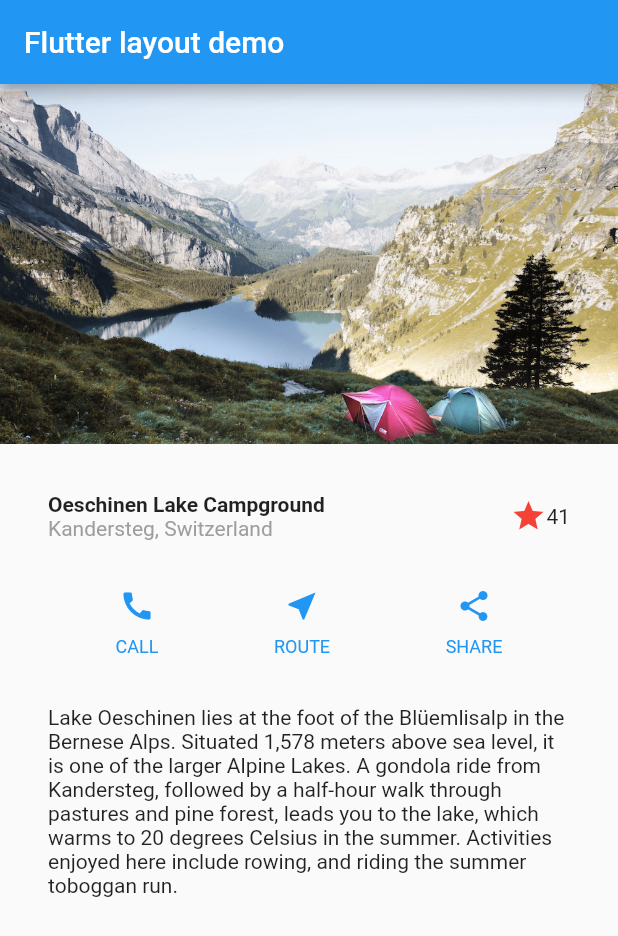
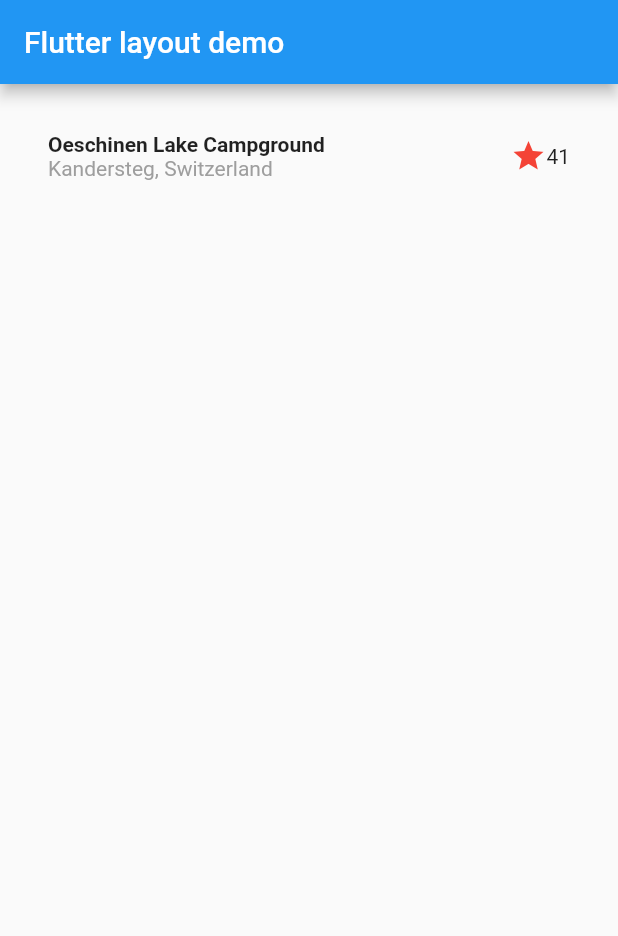
Before and after one commit to jenalalfianta/building_layouts, a Flutter app: the screen it shows after launch, on a phone screen of 412 x 824 dp. Shown: the top 936 px of the screen. Run offline on Flutter 3.47's test engine with Material 2 defaults, Android fonts, the phone set to English and light mode, and no system bars.

Commit message:
Revert "penambahan gambar, tutorial selesai"
This reverts commit 6e102351fe14ec73d8a38ec565cfff2f2b02b33e.

```diff
--- a/lib/main.dart
+++ b/lib/main.dart
@@ -14,18 +14,6 @@ class MyApp extends StatefulWidget {
 class _MyAppState extends State<MyApp> {
   @override
   Widget build(BuildContext context) {
-
-    Color color = Theme.of(context).primaryColor;
-
-    Widget buttonSection = Row(
-      mainAxisAlignment: MainAxisAlignment.spaceEvenly,
-      children: [
-        _buildButtonColumn(color, Icons.call, 'CALL'),
-        _buildButtonColumn(color, Icons.near_me, 'ROUTE'),
-        _buildButtonColumn(color, Icons.share, 'SHARE')
-      ],
-    );
-
     return MaterialApp(
       home: Scaffold(
         appBar: AppBar(
@@ -33,15 +21,7 @@ class _MyAppState extends State<MyApp> {
         ),
         body: Column(
           children: [
-            Image.asset(
-              'images/lake.jpg',
-              width: 600,
-              height: 240,
-              fit: BoxFit.cover
-            ),
-            titleSection,
-            buttonSection,
-            textSection
+            titleSection
           ],
         ),
       ),
@@ -91,16 +71,3 @@ Column _buildButtonColumn(Color color, IconData icon, String label){
     ],
   );
 }
-
-Widget textSection = Padding(
-  padding: EdgeInsets.all(32),
-  child:Text(
-    'Lake Oeschinen lies at the foot of the Blüemlisalp in the Bernese '
-    'Alps. Situated 1,578 meters above sea level, it is one of the '
-    'larger Alpine Lakes. A gondola ride from Kandersteg, followed by a '
-    'half-hour walk through pastures and pine forest, leads you to the '
-    'lake, which warms to 20 degrees Celsius in the summer. Activities '
-    'enjoyed here include rowing, and riding the summer toboggan run.',
-    softWrap: true,
-  ),
-);
--- a/pubspec.yaml
+++ b/pubspec.yaml
@@ -58,8 +58,9 @@ flutter:
   uses-material-design: true
 
   # To add assets to your application, add an assets section, like this:
-  assets:
-    - images/lake.jpg
+  # assets:
+  #   - images/a_dot_burr.jpeg
+  #   - images/a_dot_ham.jpeg
 
   # An image asset can refer to one or more resolution-specific "variants", see
   # https://flutter.dev/assets-and-images/#resolution-aware.
```
Also changed, not shown: images/lake.jpg (deleted).
